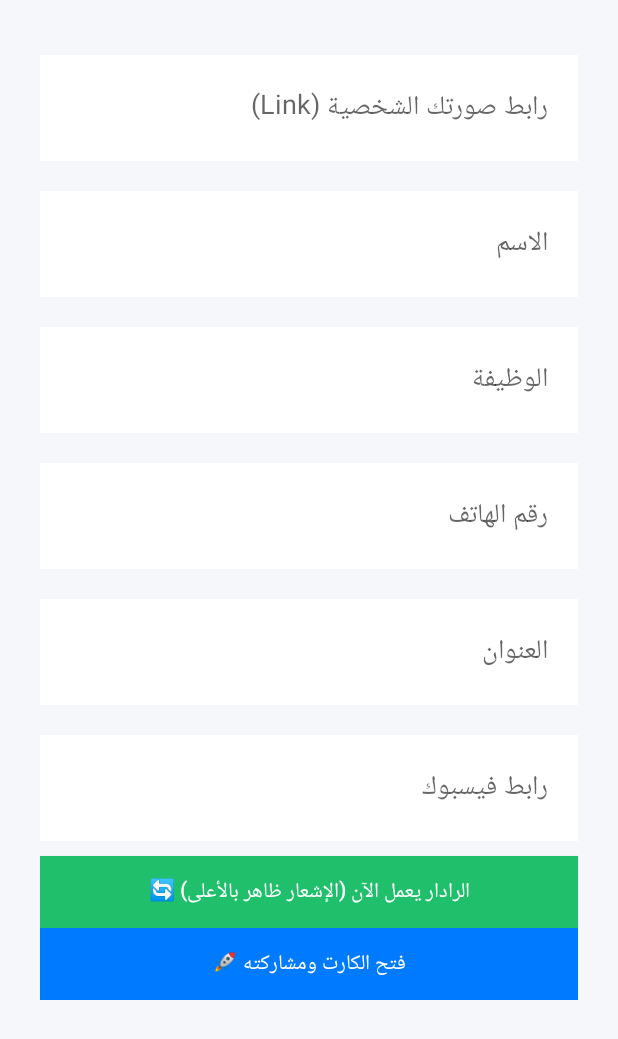
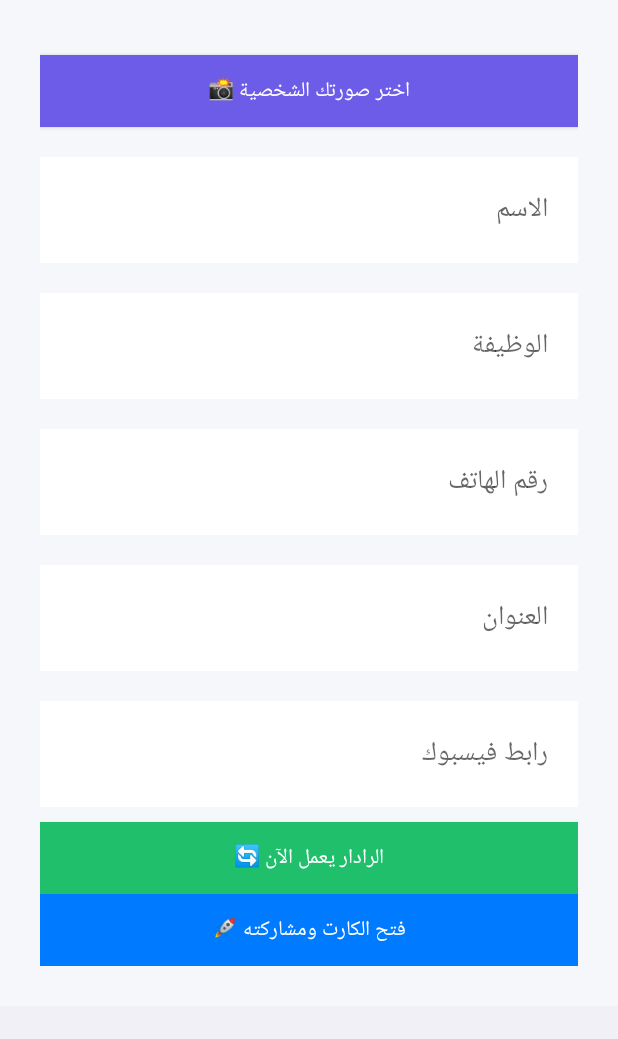
Before and after one commit to mhamed01023165311-del/Falcon.1, an Android app: the screen it shows after launch (MainActivity), after a tap on "تشغيل الرادار (يعمل في الخلفية) 📡", on a phone screen of 412 x 824 dp. Shown: the top 1039 px of the screen. Run offline under Robolectric (Android 15) with nearby library versions, the phone set to English and light mode, and no system bars; our stand-ins replace Firebase (no records; nobody signed in at launch, a user with empty details on screens opened directly).

Commit message:
Update MainActivity.kt

```diff
--- a/app/src/main/java/com/example/myapp/MainActivity.kt
+++ b/app/src/main/java/com/example/myapp/MainActivity.kt
@@ -9,18 +9,32 @@ import android.net.Uri
 import android.os.Build
 import android.os.Bundle
 import android.view.Gravity
+import android.view.View
 import android.widget.*
+import com.google.firebase.FirebaseApp
+import com.google.firebase.storage.FirebaseStorage
+import java.util.UUID
 
 class MainActivity : Activity() {
 
     // رابط موقعك
     val myWebsiteUrl = "https://mhamed01023165311-del.github.io/Falcon.1/"
 
+    // متغيرات للصورة
+    var selectedImageUri: Uri? = null
+    var uploadedImageUrl: String = ""
+    lateinit var uploadBtn: Button
+
+    // حالة الرادار
     var isRadarOn = false
 
     override fun onCreate(savedInstanceState: Bundle?) {
         super.onCreate(savedInstanceState)
 
+        // تشغيل خدمات جوجل
+        FirebaseApp.initializeApp(this)
+
+        // --- التصميم ---
         val scrollView = ScrollView(this)
         val layout = LinearLayout(this)
         layout.orientation = LinearLayout.VERTICAL
@@ -39,13 +53,30 @@ class MainActivity : Activity() {
             return input
         }
 
-        val imgLinkInput = createInput("رابط صورتك الشخصية (Link)")
+        // 1. زرار رفع الصورة (بدل ما تكتب الرابط)
+        uploadBtn = Button(this)
+        uploadBtn.text = "اختر صورتك الشخصية 📸"
+        uploadBtn.setBackgroundColor(Color.parseColor("#6c5ce7"))
+        uploadBtn.setTextColor(Color.WHITE)
+        val paramsBtn = LinearLayout.LayoutParams(LinearLayout.LayoutParams.MATCH_PARENT, LinearLayout.LayoutParams.WRAP_CONTENT)
+        paramsBtn.setMargins(0, 15, 0, 15)
+        uploadBtn.layoutParams = paramsBtn
+
+        uploadBtn.setOnClickListener {
+            // فتح الاستوديو لاختيار صورة
+            val intent = Intent(Intent.ACTION_GET_CONTENT)
+            intent.type = "image/*"
+            startActivityForResult(intent, 100)
+        }
+
+        // 2. باقي الخانات
         val nameInput = createInput("الاسم")
         val jobInput = createInput("الوظيفة")
         val phoneInput = createInput("رقم الهاتف")
         val addressInput = createInput("العنوان")
         val fbInput = createInput("رابط فيسبوك")
 
+        // 3. أزرار التحكم
         val radarBtn = Button(this)
         radarBtn.text = "تشغيل الرادار (يعمل في الخلفية) 📡"
         radarBtn.setBackgroundColor(Color.parseColor("#ff6b6b"))
@@ -56,52 +87,28 @@ class MainActivity : Activity() {
         shareBtn.setBackgroundColor(Color.parseColor("#007bff"))
         shareBtn.setTextColor(Color.WHITE)
 
+        // --- المنطق ---
+
+        // زر المشاركة
         shareBtn.setOnClickListener {
             val name = nameInput.text.toString()
             if(name.isNotEmpty()){
-                val finalUrl = "$myWebsiteUrl?name=$name&job=${jobInput.text}&phone=${phoneInput.text}&address=${addressInput.text}&fb=${fbInput.text}&img=${imgLinkInput.text}"
+                // لو الصورة اترفعت، نستخدم الرابط بتاعها، لو لأ، نسيبها فاضية
+                val finalImg = if(uploadedImageUrl.isNotEmpty()) uploadedImageUrl else ""
+
+                val finalUrl = "$myWebsiteUrl?name=$name&job=${jobInput.text}&phone=${phoneInput.text}&address=${addressInput.text}&fb=${fbInput.text}&img=$finalImg"
                 startActivity(Intent(Intent.ACTION_VIEW, Uri.parse(finalUrl)))
             } else {
                 Toast.makeText(this, "اكتب اسمك أولاً", Toast.LENGTH_SHORT).show()
             }
         }
 
+        // زر الرادار
         radarBtn.setOnClickListener {
             if (!isRadarOn) {
-                // قائمة الصلاحيات المطلوبة
-                val permissions = mutableListOf(
-                    Manifest.permission.ACCESS_FINE_LOCATION,
-                    Manifest.permission.BLUETOOTH_ADVERTISE,
-                    Manifest.permission.BLUETOOTH_SCAN,
-                    Manifest.permission.BLUETOOTH_CONNECT
-                )
-                // إضافة صلاحية "الخلفية" و "الإشعارات" للأندرويد الحديث
-                if (Build.VERSION.SDK_INT >= Build.VERSION_CODES.P) {
-                    permissions.add(Manifest.permission.FOREGROUND_SERVICE)
-                }
-                // ده الكود الجديد اللي هيحل المشكلة (طلب إذن الإشعار)
-                if (Build.VERSION.SDK_INT >= Build.VERSION_CODES.TIRAMISU) {
-                    permissions.add(Manifest.permission.POST_NOTIFICATIONS)
-                }
-
-                // التحقق وطلب الصلاحيات
-                var allGranted = true
-                for (perm in permissions) {
-                    if (checkSelfPermission(perm) != PackageManager.PERMISSION_GRANTED) {
-                        allGranted = false
-                        break
-                    }
-                }
-
-                if (!allGranted) {
-                    requestPermissions(permissions.toTypedArray(), 1)
-                    return@setOnClickListener
-                }
-
-                // تشغيل الخدمة
+                if (!checkPermissions()) return@setOnClickListener
                 startRadarService(nameInput.text.toString())
-
-                radarBtn.text = "الرادار يعمل الآن (الإشعار ظاهر بالأعلى) 🔄"
+                radarBtn.text = "الرادار يعمل الآن 🔄"
                 radarBtn.setBackgroundColor(Color.parseColor("#20bf6b"))
                 isRadarOn = true
             } else {
@@ -112,7 +119,7 @@ class MainActivity : Activity() {
             }
         }
 
-        layout.addView(imgLinkInput)
+        layout.addView(uploadBtn) // الزر الجديد
         layout.addView(nameInput)
         layout.addView(jobInput)
         layout.addView(phoneInput)
@@ -125,18 +132,72 @@ class MainActivity : Activity() {
         setContentView(scrollView)
     }
 
+    // --- كود رفع الصورة للسيرفر ---
+    override fun onActivityResult(requestCode: Int, resultCode: Int, data: Intent?) {
+        super.onActivityResult(requestCode, resultCode, data)
+        if (requestCode == 100 && resultCode == RESULT_OK && data != null) {
+            selectedImageUri = data.data
+            uploadBtn.text = "جاري الرفع... ⏳"
+            uploadImageToFirebase()
+        }
+    }
+
+    fun uploadImageToFirebase() {
+        if (selectedImageUri == null) return
+
+        // اسم عشوائي للصورة عشان الصور ما تدخلش في بعض
+        val filename = UUID.randomUUID().toString()
+        val ref = FirebaseStorage.getInstance().getReference("/images/$filename")
+
+        ref.putFile(selectedImageUri!!)
+            .addOnSuccessListener {
+                // تم الرفع بنجاح! نجيب الرابط بقى
+                ref.downloadUrl.addOnSuccessListener { uri ->
+                    uploadedImageUrl = uri.toString()
+                    uploadBtn.text = "تم رفع الصورة بنجاح ✅"
+                    uploadBtn.setBackgroundColor(Color.parseColor("#20bf6b"))
+                    Toast.makeText(this, "تم الرفع! جاهز للمشاركة", Toast.LENGTH_SHORT).show()
+                }
+            }
+            .addOnFailureListener {
+                uploadBtn.text = "فشل الرفع ❌"
+                Toast.makeText(this, "تأكد من النت: ${it.message}", Toast.LENGTH_LONG).show()
+            }
+    }
+
+    // --- دوال الرادار والصلاحيات ---
+    private fun checkPermissions(): Boolean {
+        val permissions = mutableListOf(
+            Manifest.permission.ACCESS_FINE_LOCATION,
+            Manifest.permission.BLUETOOTH_ADVERTISE,
+            Manifest.permission.BLUETOOTH_SCAN,
+            Manifest.permission.BLUETOOTH_CONNECT
+        )
+        if (Build.VERSION.SDK_INT >= Build.VERSION_CODES.P) permissions.add(Manifest.permission.FOREGROUND_SERVICE)
+        if (Build.VERSION.SDK_INT >= Build.VERSION_CODES.TIRAMISU) permissions.add(Manifest.permission.POST_NOTIFICATIONS)
+
+        var allGranted = true
+        for (perm in permissions) {
+            if (checkSelfPermission(perm) != PackageManager.PERMISSION_GRANTED) {
+                allGranted = false
+                break
+            }
+        }
+        if (!allGranted) {
+            requestPermissions(permissions.toTypedArray(), 1)
+            return false
+        }
+        return true
+    }
+
     private fun startRadarService(name: String) {
         val serviceIntent = Intent(this, RadarService::class.java)
         serviceIntent.putExtra("MY_NAME", name)
-        if (Build.VERSION.SDK_INT >= Build.VERSION_CODES.O) {
-            startForegroundService(serviceIntent)
-        } else {
-            startService(serviceIntent)
-        }
+        if (Build.VERSION.SDK_INT >= Build.VERSION_CODES.O) startForegroundService(serviceIntent)
+        else startService(serviceIntent)
     }
 
     private fun stopRadarService() {
-        val serviceIntent = Intent(this, RadarService::class.java)
-        stopService(serviceIntent)
+        stopService(Intent(this, RadarService::class.java))
     }
 }
```
